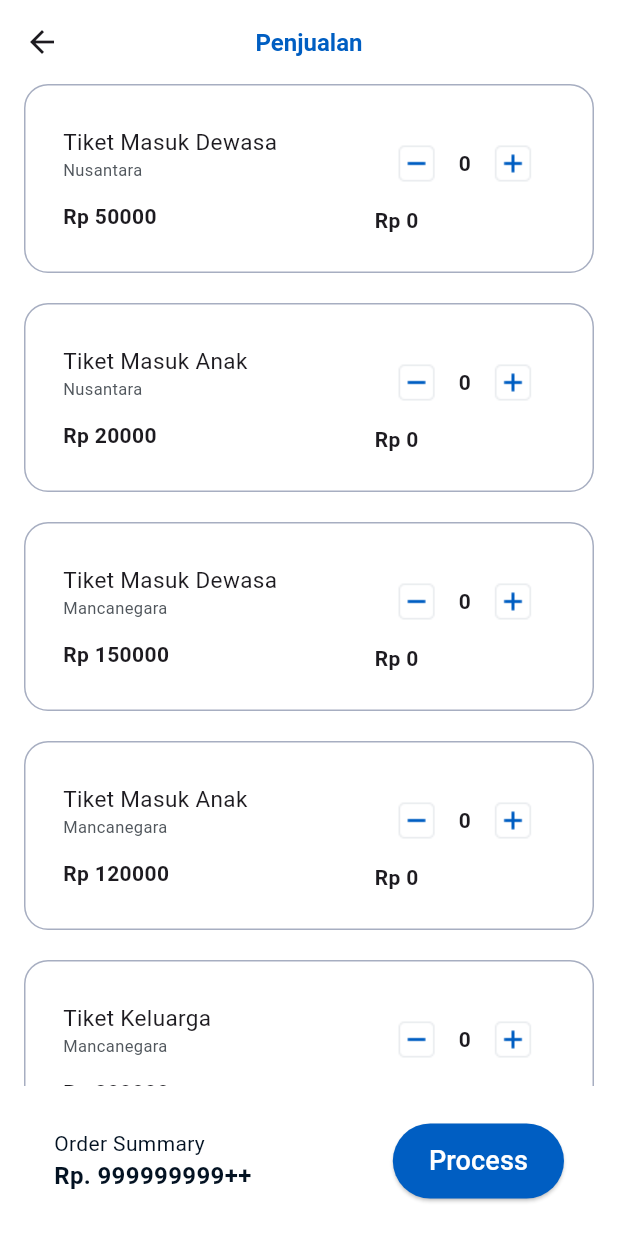
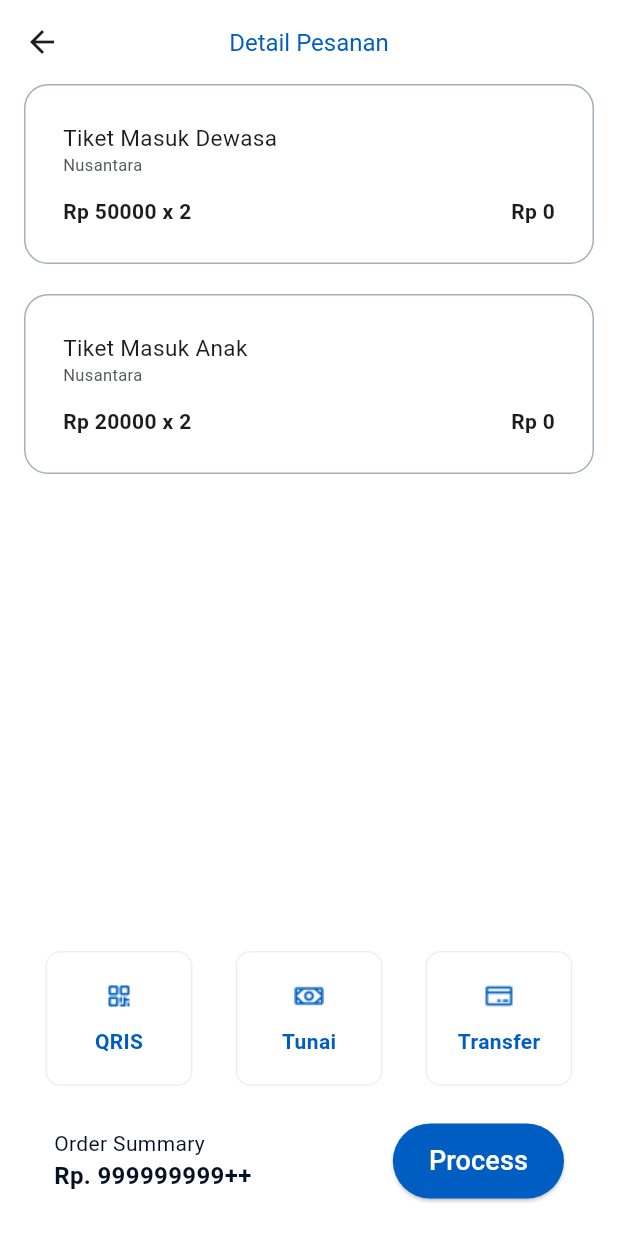
Before and after one commit to Ridhsuki/idn-eticket-app, a Flutter app: the HomeScreen screen opened directly, after a tap on "Process", on a phone screen of 412 x 824 dp. Run offline on Flutter 3.47's test engine with Material 3 defaults, Android fonts, the phone set to English and light mode, and no system bars; our stand-ins replace flutter_svg.

Commit message:
feat ui: detail order and payment receipt
-homework 11/3/2025 slicing

```diff
--- a/eticket_flutter_app/lib/core/assets.const.dart
+++ b/eticket_flutter_app/lib/core/assets.const.dart
@@ -5,7 +5,7 @@ class AssetsConst {
   static const String blueLogo = 'assets/images/BlueLogo.png';
   static const String poltekLogo = 'assets/images/logoPoltek.png';
 
-//? Bottom NavBar
+  //? Bottom NavBar
   // Icons
   static const String homeIcon = 'assets/icons/home.png';
   static const String ticketIcon = 'assets/icons/ticket.svg';
@@ -23,4 +23,14 @@ class AssetsConst {
   static const String plusIcon = 'assets/icons/plus.png';
   static const String minusIcon = 'assets/icons/minus.png';
 
+  //? Detail Order
+  // blue (not active)
+  static const String qrisIcon = 'assets/icons/detailOrder/qris.png';
+  static const String tunaiIcon = 'assets/icons/detailOrder/tunai.png';
+  static const String transferIcon = 'assets/icons/detailOrder/transfer.png';
+
+  // white (active)
+  static const String activeQrisIcon = 'assets/icons/detailOrder/qris-1.png';
+  static const String activeTunaiIcon = 'assets/icons/detailOrder/tunai-1.png';
+  static const String activeTransferIcon = 'assets/icons/detailOrder/transfer-1.png';
 }
--- a/eticket_flutter_app/lib/main.dart
+++ b/eticket_flutter_app/lib/main.dart
@@ -1,6 +1,8 @@
 import 'package:eticket_flutter_app/ui/auth/login_screen.dart';
 import 'package:eticket_flutter_app/ui/auth/splash_screen.dart';
+import 'package:eticket_flutter_app/ui/home/detail_order_screen.dart';
 import 'package:eticket_flutter_app/ui/home/main_screen.dart';
+import 'package:eticket_flutter_app/ui/home/payment_receipt_screen.dart';
 import 'package:flutter/material.dart';
 
 void main() {
@@ -18,6 +20,8 @@ class MyApp extends StatelessWidget {
         '/': (context) => SplashScreen(),
         'login': (context) => LoginScreen(),
         'main': (context) => MainScreen(),
+        'detail-order': (context) => DetailOrderScreen(),
+        'payment-receipt': (context) => PaymentReceiptScreen(),
       },
     );
   }
--- /dev/null
+++ b/eticket_flutter_app/lib/ui/home/detail_order_screen.dart
@@ -0,0 +1,299 @@
+import 'package:eticket_flutter_app/core/app_color.dart';
+import 'package:eticket_flutter_app/core/assets.const.dart';
+import 'package:eticket_flutter_app/core/components/app_button.dart';
+import 'package:eticket_flutter_app/data/model/ticket_model.dart';
+import 'package:flutter/material.dart';
+
+class DetailOrderScreen extends StatelessWidget {
+  DetailOrderScreen({super.key});
+
+  final List<TicketModel> orderDetailDummmy = [
+    TicketModel(
+      title: 'Tiket Masuk Dewasa',
+      subtitle: 'Nusantara',
+      price: 50000,
+    ),
+    TicketModel(title: 'Tiket Masuk Anak', subtitle: 'Nusantara', price: 20000),
+  ];
+
+  @override
+  Widget build(BuildContext context) {
+    return Scaffold(
+      backgroundColor: Colors.white,
+      appBar: AppBar(
+        backgroundColor: Colors.white,
+        // leading: IconButton(
+        //   onPressed: () {
+        //     Navigator.pop(context);
+        //   },
+        //   icon: Icon(Icons.arrow_back_rounded, color: AppColor.mainColor),
+        // ),
+        title: Text(
+          'Detail Pesanan',
+          style: TextStyle(color: AppColor.mainColor, fontSize: 16),
+        ),
+        centerTitle: true,
+      ),
+      body: Padding(
+        padding: const EdgeInsets.symmetric(horizontal: 16),
+        child: Stack(
+          children: [
+            ListView.separated(
+              shrinkWrap: true,
+              itemCount: orderDetailDummmy.length,
+              separatorBuilder: (context, index) {
+                return SizedBox(height: 20);
+              },
+              itemBuilder: (context, index) {
+                var data = orderDetailDummmy[index];
+                return Padding(
+                  padding: EdgeInsets.only(
+                    bottom: index == orderDetailDummmy.length - 1 ? 100 : 0,
+                  ),
+                  child: ItemCardOrderDetail(
+                    title: data.title,
+                    subtitle: data.subtitle,
+                    price: data.price,
+                    count: data.count,
+                    totalPrice: data.totalPrice,
+                  ),
+                );
+              },
+            ),
+            Align(
+              alignment: Alignment.bottomCenter,
+              child: Column(
+                mainAxisAlignment: MainAxisAlignment.end,
+                children: [
+                  PaymentMethodButton(),
+                  Container(
+                    padding: EdgeInsets.symmetric(horizontal: 20),
+                    color: Color(0xffffffff),
+                    height: 100,
+                    child: Row(
+                      mainAxisAlignment: MainAxisAlignment.spaceBetween,
+                      children: [
+                        Column(
+                          mainAxisSize: MainAxisSize.min,
+                          crossAxisAlignment: CrossAxisAlignment.start,
+                          children: [
+                            Text(
+                              'Order Summary',
+                              style: TextStyle(
+                                fontSize: 14,
+                                color: Color(0xff031222),
+                              ),
+                            ),
+                            Text(
+                              'Rp. 999999999++',
+                              style: TextStyle(
+                                fontSize: 16,
+                                fontWeight: FontWeight.bold,
+                                color: Color(0xff031222),
+                              ),
+                            ),
+                          ],
+                        ),
+                        AppButton(
+                          title: 'Process',
+                          onPressed: () {
+                            Navigator.pushNamed(context, 'payment-receipt');
+                          },
+                        ),
+                      ],
+                    ),
+                  ),
+                ],
+              ),
+            ),
+          ],
+        ),
+      ),
+    );
+  }
+}
+
+class PaymentMethodButton extends StatefulWidget {
+  const PaymentMethodButton({super.key});
+
+  @override
+  State<PaymentMethodButton> createState() => _PaymentMethodButtonState();
+}
+
+class _PaymentMethodButtonState extends State<PaymentMethodButton> {
+  // Variabel untuk melacak tombol yang aktif
+  int _selectedIndex = -1;
+
+  @override
+  Widget build(BuildContext context) {
+    return Row(
+      mainAxisAlignment: MainAxisAlignment.spaceAround,
+      children: [
+        InkWell(
+          onTap: () {
+            setState(() {
+              _selectedIndex = 0;
+            });
+          },
+          child: Container(
+            width: 98,
+            height: 90,
+            decoration: BoxDecoration(
+              color: _selectedIndex == 0 ? AppColor.mainColor : Colors.white,
+              borderRadius: BorderRadius.all(Radius.circular(10)),
+              border: Border.all(color: Color(0xffEEEEF7)),
+            ),
+            child: Column(
+              mainAxisAlignment: MainAxisAlignment.center,
+              children: [
+                Image.asset(
+                  _selectedIndex == 0
+                      ? AssetsConst.activeQrisIcon
+                      : AssetsConst.qrisIcon,
+                ),
+                SizedBox(height: 10),
+                Text(
+                  'QRIS',
+                  style: TextStyle(
+                    color:
+                        _selectedIndex == 0 ? Colors.white : AppColor.mainColor,
+                    fontSize: 14,
+                    fontWeight: FontWeight.bold,
+                  ),
+                ),
+              ],
+            ),
+          ),
+        ),
+        InkWell(
+          onTap: () {
+            setState(() {
+              _selectedIndex = 1;
+            });
+          },
+          child: Container(
+            width: 98,
+            height: 90,
+            decoration: BoxDecoration(
+              color: _selectedIndex == 1 ? AppColor.mainColor : Colors.white,
+              borderRadius: BorderRadius.all(Radius.circular(10)),
+              border: Border.all(color: Color(0xffEEEEF7)),
+            ),
+            child: Column(
+              mainAxisAlignment: MainAxisAlignment.center,
+              children: [
+                Image.asset(
+                  _selectedIndex == 1
+                      ? AssetsConst.activeTunaiIcon
+                      : AssetsConst.tunaiIcon,
+                ),
+                SizedBox(height: 10),
+                Text(
+                  'Tunai',
+                  style: TextStyle(
+                    color:
+                        _selectedIndex == 1 ? Colors.white : AppColor.mainColor,
+                    fontSize: 14,
+                    fontWeight: FontWeight.bold,
+                  ),
+                ),
+              ],
+            ),
+          ),
+        ),
+        InkWell(
+          onTap: () {
+            setState(() {
+              _selectedIndex = 2;
+            });
+          },
+          child: Container(
+            width: 98,
+            height: 90,
+            decoration: BoxDecoration(
+              color: _selectedIndex == 2 ? AppColor.mainColor : Colors.white,
+              borderRadius: BorderRadius.all(Radius.circular(10)),
+              border: Border.all(color: Color(0xffEEEEF7)),
+            ),
+            child: Column(
+              mainAxisAlignment: MainAxisAlignment.center,
+              children: [
+                Image.asset(_selectedIndex == 2 ? AssetsConst.activeTransferIcon : AssetsConst.transferIcon),
+                SizedBox(height: 10),
+                Text(
+                  'Transfer',
+                  style: TextStyle(
+                    color: _selectedIndex == 2 ? Colors.white : AppColor.mainColor,
+                    fontSize: 14,
+                    fontWeight: FontWeight.bold,
+                  ),
+                ),
+              ],
+            ),
+          ),
+        ),
+      ],
+    );
+  }
+}
+
+// ignore: must_be_immutable // Detail Order Card
+class ItemCardOrderDetail extends StatefulWidget {
+  ItemCardOrderDetail({
+    super.key,
+    required this.title,
+    required this.subtitle,
+    required this.price,
+    required this.count,
+    required this.totalPrice,
+  });
+  final String title;
+  final String subtitle;
+  final int price;
+  int count;
+  int totalPrice;
+
+  @override
+  State<ItemCardOrderDetail> createState() => _ItemCardOrderDetailState();
+}
+
+class _ItemCardOrderDetailState extends State<ItemCardOrderDetail> {
+  @override
+  Widget build(BuildContext context) {
+    return Container(
+      width: double.infinity,
+      decoration: BoxDecoration(
+        color: Colors.white,
+        border: Border.all(color: AppColor.grey),
+        borderRadius: BorderRadius.all(Radius.circular(16)),
+      ),
+      child: Padding(
+        padding: const EdgeInsets.symmetric(vertical: 24, horizontal: 25),
+        child: Column(
+          crossAxisAlignment: CrossAxisAlignment.start,
+          children: [
+            Text(widget.title, style: TextStyle(fontSize: 15)),
+            Text(
+              widget.subtitle,
+              style: TextStyle(fontSize: 11, color: AppColor.greytext),
+            ),
+            SizedBox(height: 13),
+            Row(
+              mainAxisAlignment: MainAxisAlignment.spaceBetween,
+              children: [
+                Text(
+                  'Rp ${widget.price} x 2',
+                  style: TextStyle(fontSize: 14, fontWeight: FontWeight.bold),
+                ),
+                Text(
+                  'Rp ${widget.totalPrice = widget.price * widget.count}',
+                  style: TextStyle(fontSize: 14, fontWeight: FontWeight.bold),
+                ),
+              ],
+            ),
+          ],
+        ),
+      ),
+    );
+  }
+}
--- a/eticket_flutter_app/lib/ui/home/home_screen.dart
+++ b/eticket_flutter_app/lib/ui/home/home_screen.dart
@@ -30,8 +30,6 @@ class HomeScreen extends StatelessWidget {
       price: 200000,
     ),
   ];
-
-
 
   @override
   Widget build(BuildContext context) {
@@ -105,7 +103,12 @@ class HomeScreen extends StatelessWidget {
                         ),
                       ],
                     ),
-                    AppButton(title: 'Process', onPressed: () {}),
+                    AppButton(
+                      title: 'Process',
+                      onPressed: () {
+                        Navigator.pushNamed(context, 'detail-order');
+                      },
+                    ),
                   ],
                 ),
               ),
@@ -117,6 +120,7 @@ class HomeScreen extends StatelessWidget {
   }
 }
 
+// ignore: must_be_immutable
 class ItemCardHome extends StatefulWidget {
   ItemCardHome({
     super.key,
--- a/eticket_flutter_app/pubspec.yaml
+++ b/eticket_flutter_app/pubspec.yaml
@@ -57,6 +57,7 @@ flutter:
   assets:
     - assets/images/
     - assets/icons/
+    - assets/icons/detailOrder/
   #   - images/a_dot_ham.jpeg
   # An image asset can refer to one or more resolution-specific "variants", see
   # https://flutter.dev/to/resolution-aware-images
```
Also changed, not shown: eticket_flutter_app/lib/ui/home/payment_receipt_screen.dart (added, +117 -0 lines), eticket_flutter_app/assets/icons/detailOrder/qris-1.png (added), eticket_flutter_app/assets/icons/detailOrder/qris.png (added), eticket_flutter_app/assets/icons/detailOrder/transfer-1.png (added), eticket_flutter_app/assets/icons/detailOrder/transfer.png (added), eticket_flutter_app/assets/icons/detailOrder/tunai-1.png (added), eticket_flutter_app/assets/icons/detailOrder/tunai.png (added), eticket_flutter_app/assets/images/Background.png (added), eticket_flutter_app/assets/images/QRCode.png (added).
